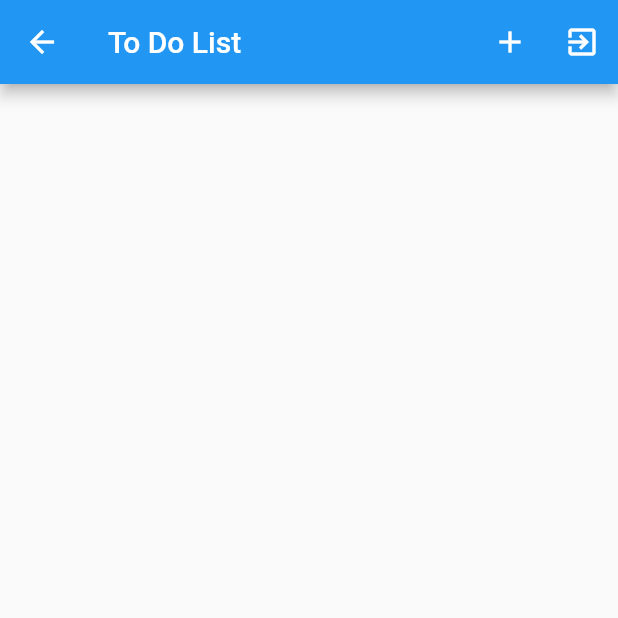
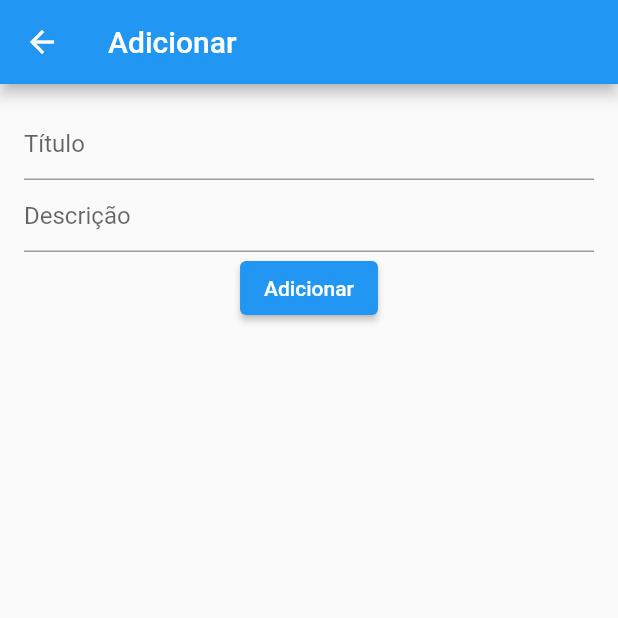
Before and after one commit to josemailson/To-do-app, a Flutter app: the Home screen opened by its route, after a tap on the "add" icon, on a phone screen of 412 x 824 dp, the top half of it. Run offline on Flutter 3.47's test engine with Material 2 defaults, Android fonts, the phone set to English and light mode, and no system bars; our stand-ins replace cloud_firestore, firebase_auth, firebase_core, get_it; accounts and stored records are empty.

```diff
--- a/lib/repository/home_repository.dart
+++ b/lib/repository/home_repository.dart
@@ -2,4 +2,5 @@ import '../model/to_do_model.dart';
 
 abstract class HomeRepository {
   Future<List<ToDoModel>> getToDos(String userId);
+  Future<bool> deleteToDo(String toDoId);
 }
--- a/lib/view/add/add_page.dart
+++ b/lib/view/add/add_page.dart
@@ -1,52 +1,49 @@
-// import 'package:flutter/material.dart';
+import 'package:flutter/material.dart';
+import 'package:to_do_app/controller/add_controller.dart';
+import 'package:to_do_app/repository/add_repository.dart';
+import '../../repository/sign_in_repository.dart';
+import '../../services/injection.dart';
 
-// import '../../controller/home_controller.dart';
-// import '../../model/to_do_model.dart';
-// import '../../repository/home_repository.dart';
+class AddPage extends StatefulWidget {
+  const AddPage({super.key});
 
-// class AddPage extends StatefulWidget {
-//   const AddPage({super.key});
+  @override
+  State<AddPage> createState() => _AddPageState();
+}
 
-//   @override
-//   State<AddPage> createState() => _AddPageState();
-// }
-
-// class _AddPageState extends State<AddPage> {
-//   final titleController = TextEditingController();
-//   final descriptionController = TextEditingController();
-//   final homeController = HomeController(HomeRepositoryHttp());
-//   @override
-//   Widget build(BuildContext context) {
-//     return Scaffold(
-//         appBar: AppBar(
-//           title: const Text('Adicionar'),
-//         ),
-//         body: Padding(
-//           padding: const EdgeInsets.all(16.0),
-//           child: Form(
-//               child: Column(
-//             children: [
-//               TextFormField(
-//                 controller: titleController,
-//                 decoration: const InputDecoration(hintText: 'Título'),
-//               ),
-//               TextFormField(
-//                 controller: descriptionController,
-//                 decoration: const InputDecoration(hintText: 'Descrição'),
-//               ),
-//               ElevatedButton(
-//                   onPressed: () {
-//                     homeController.createToDo(ToDoModel(
-//                         title: titleController.text,
-//                         description: descriptionController.text,
-//                         isDone: false,
-//                         date: DateTime.now(),
-//                         userId: ''));
-//                     Navigator.pop(context, true);
-//                   },
-//                   child: const Text('Adicionar'))
-//             ],
-//           )),
-//         ));
-//   }
-// }
+class _AddPageState extends State<AddPage> {
+  final titleController = TextEditingController();
+  final descriptionController = TextEditingController();
+  final controller =
+      AddToDoController(getIt.get<AuthRepository>(), AddToDoRepository());
+  @override
+  Widget build(BuildContext context) {
+    return Scaffold(
+        appBar: AppBar(
+          title: const Text('Adicionar'),
+        ),
+        body: Padding(
+          padding: const EdgeInsets.all(16.0),
+          child: Form(
+              child: Column(
+            children: [
+              TextFormField(
+                controller: titleController,
+                decoration: const InputDecoration(hintText: 'Título'),
+              ),
+              TextFormField(
+                controller: descriptionController,
+                decoration: const InputDecoration(hintText: 'Descrição'),
+              ),
+              ElevatedButton(
+                  onPressed: () {
+                    controller.addToDo(
+                        titleController.text, descriptionController.text);
+                    Navigator.pop(context, true);
+                  },
+                  child: const Text('Adicionar'))
+            ],
+          )),
+        ));
+  }
+}
--- /dev/null
+++ b/lib/view/add/add_state.dart
@@ -0,0 +1,7 @@
+abstract class AddToDoState {}
+
+class AddToDoSuccessState implements AddToDoState {}
+
+class AddToDoInitialState implements AddToDoState {}
+
+class AddToDoErrorState implements AddToDoState {}
```
Also changed, not shown: lib/controller/add_controller.dart (added, +53 -0 lines), lib/controller/home_controller.dart (+15 -0 lines), lib/repository/add_repository.dart (added, +28 -0 lines), lib/repository/home_firebase_repository.dart (+16 -0 lines), lib/view/Home/home.dart (+7 -23 lines).
